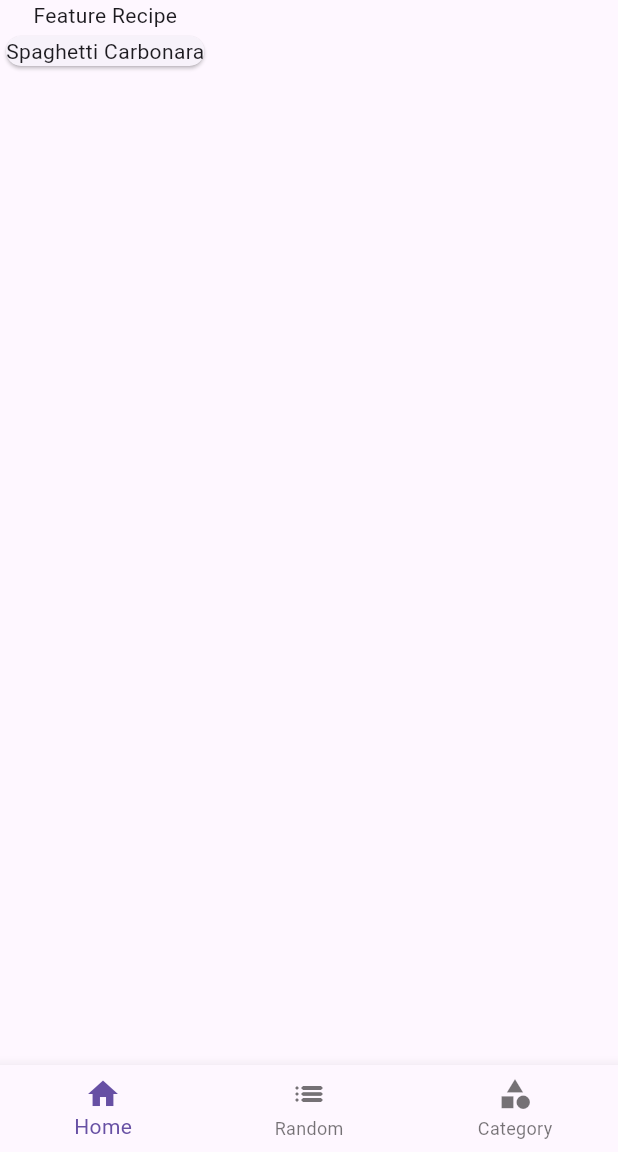
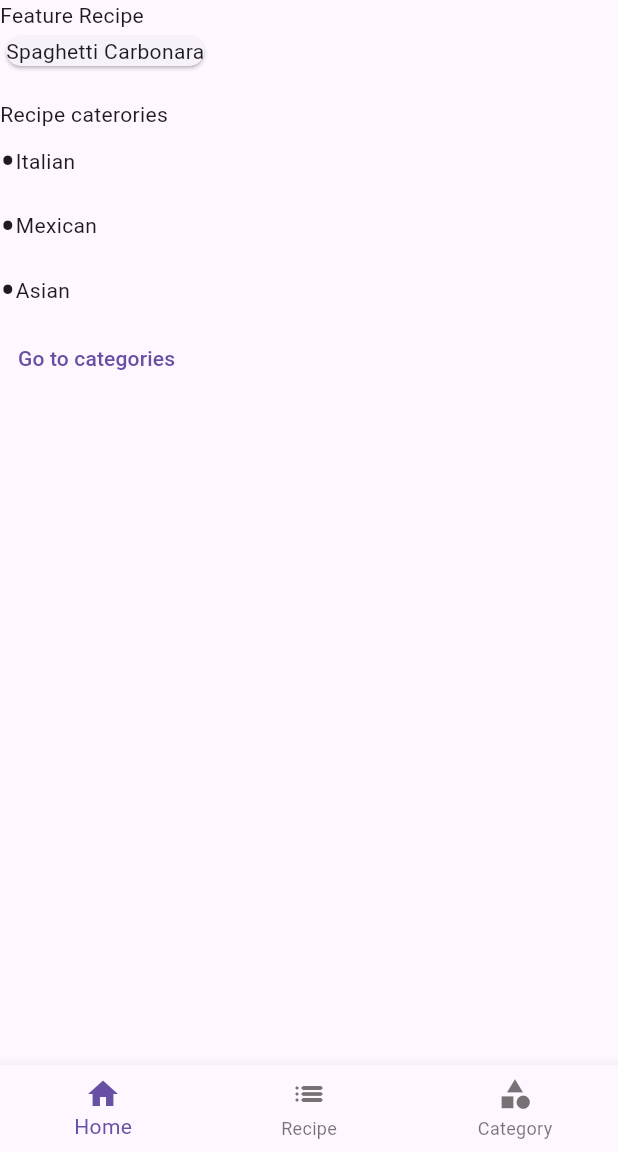
Before and after one commit to Harrisonnguyen1210/recipe_application, a Flutter app: the screen it shows after launch, on a phone screen of 412 x 824 dp, the part 84-1236 px from its top. Run offline on Flutter 3.47's test engine with Material 3 defaults, Android fonts, the phone set to English and light mode, and no system bars; our stand-ins replace go_router.

Commit message:
Implement basic requirements

```diff
--- /dev/null
+++ b/lib/models/category.dart
@@ -0,0 +1,6 @@
+class Category {
+  String name;
+  String? imageUrl;
+
+  Category({required this.name, this.imageUrl});
+}
--- a/lib/routes/routes.dart
+++ b/lib/routes/routes.dart
@@ -1,8 +1,8 @@
 import 'package:go_router/go_router.dart';
-import 'package:recipe_application/models/dummy_data.dart';
 import 'package:recipe_application/screens/home_screen.dart';
 import 'package:recipe_application/screens/main_screen.dart';
 import 'package:recipe_application/screens/recipe_category_screen.dart';
+import 'package:recipe_application/screens/recipe_list_screen.dart';
 import 'package:recipe_application/screens/recipe_screen.dart';
 
 final router = GoRouter(
@@ -19,8 +19,17 @@ final router = GoRouter(
         StatefulShellBranch(
           routes: [
             GoRoute(
+              redirect: (context, state) =>
+                  '/recipe/${state.pathParameters['id']}',
               path: '/recipe',
-              builder: (context, state) => RecipeScreen(recipe: featuredRecipe),
+              routes: [
+                GoRoute(
+                  path: ':id',
+                  builder: (context, state) => RecipeScreen(
+                    recipeId: state.pathParameters['id']!,
+                  ),
+                )
+              ],
             ),
           ],
         ),
@@ -29,6 +38,14 @@ final router = GoRouter(
             GoRoute(
               path: '/category',
               builder: (context, state) => const RecipeCategoryScreen(),
+              routes: [
+                GoRoute(
+                  path: 'recipes/:id',
+                  builder: (context, state) => RecipeListScreen(
+                    categoryId: state.pathParameters['id']!,
+                  ),
+                ),
+              ],
             ),
           ],
         ),
--- a/lib/screens/home_screen.dart
+++ b/lib/screens/home_screen.dart
@@ -27,7 +27,7 @@ class HomeScreen extends StatelessWidget {
           ),
           BottomNavigationBarItem(
             icon: Icon(Icons.list_rounded),
-            label: 'Random',
+            label: 'Recipe',
           ),
           BottomNavigationBarItem(
             icon: Icon(Icons.category_sharp),
--- a/lib/screens/main_screen.dart
+++ b/lib/screens/main_screen.dart
@@ -7,20 +7,43 @@ class MainScreen extends StatelessWidget {
 
   @override
   Widget build(BuildContext context) {
-    return Scaffold(
-      body: Column(
+    return Column(
+      crossAxisAlignment: CrossAxisAlignment.start,
       children: [
         const Text('Feature Recipe'),
         Card(
           child: InkWell(
-              onTap: () => context.go('/recipe'),
+            onTap: () => context.go('/recipe/1'),
             child: Column(
               children: [Text(featuredRecipe.name)],
             ),
           ),
-          )
+        ),
+        const SizedBox(height: 18),
+        const Text('Recipe caterories'),
+        ListView.builder(
+          shrinkWrap: true,
+          itemCount: recipeCategories.length,
+          itemBuilder: (context, index) => InkWell(
+            onTap: () {
+              context.go('/category/recipes/$index');
+            },
+            child: Row(
+              children: [
+                const Text(
+                  "\u2022",
+                  style: TextStyle(fontSize: 30),
+                ),
+                Text(recipeCategories[index].name)
               ],
             ),
+          ),
+        ),
+        TextButton(
+          onPressed: () => context.go('/category'),
+          child: const Text('Go to categories'),
+        ),
+      ],
     );
   }
 }
```
Also changed, not shown: lib/models/dummy_data.dart (+86 -0 lines), lib/screens/recipe_category_screen.dart (+20 -1 lines), lib/screens/recipe_list_screen.dart (+16 -2 lines), lib/screens/recipe_screen.dart (+5 -6 lines), lib/utils/breakpoints.dart (added, +7 -0 lines), lib/widgets/category_recipe_view.dart (added, +97 -0 lines), lib/widgets/responsive_widget.dart (added, +22 -0 lines), 3 other files. Lines whose indentation alone changed are shown as unchanged.
